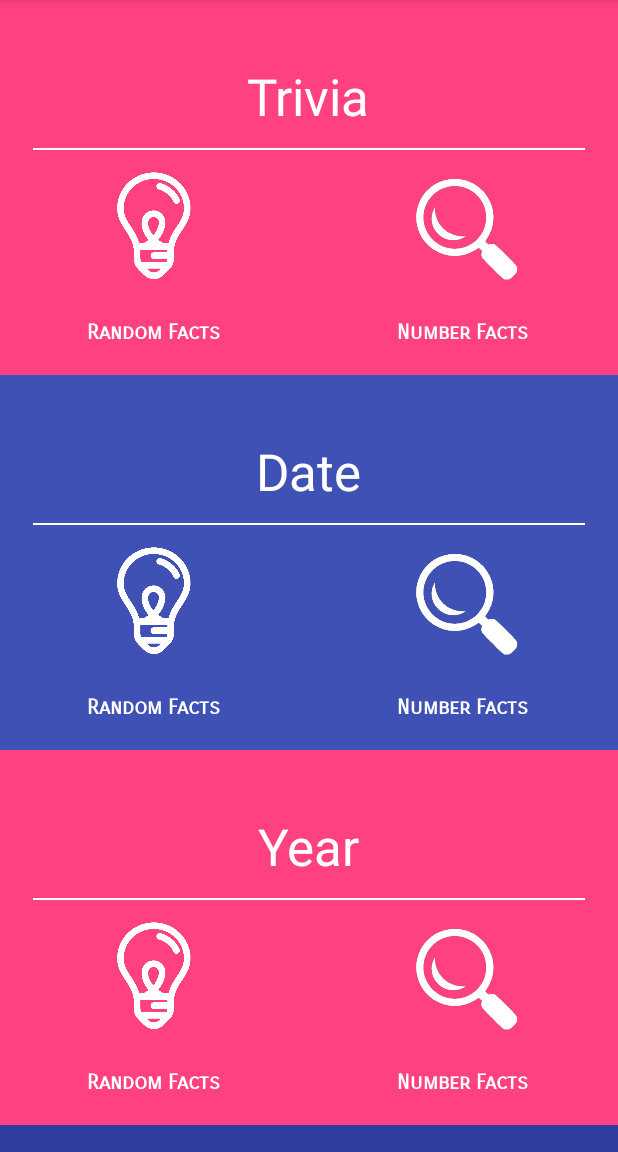
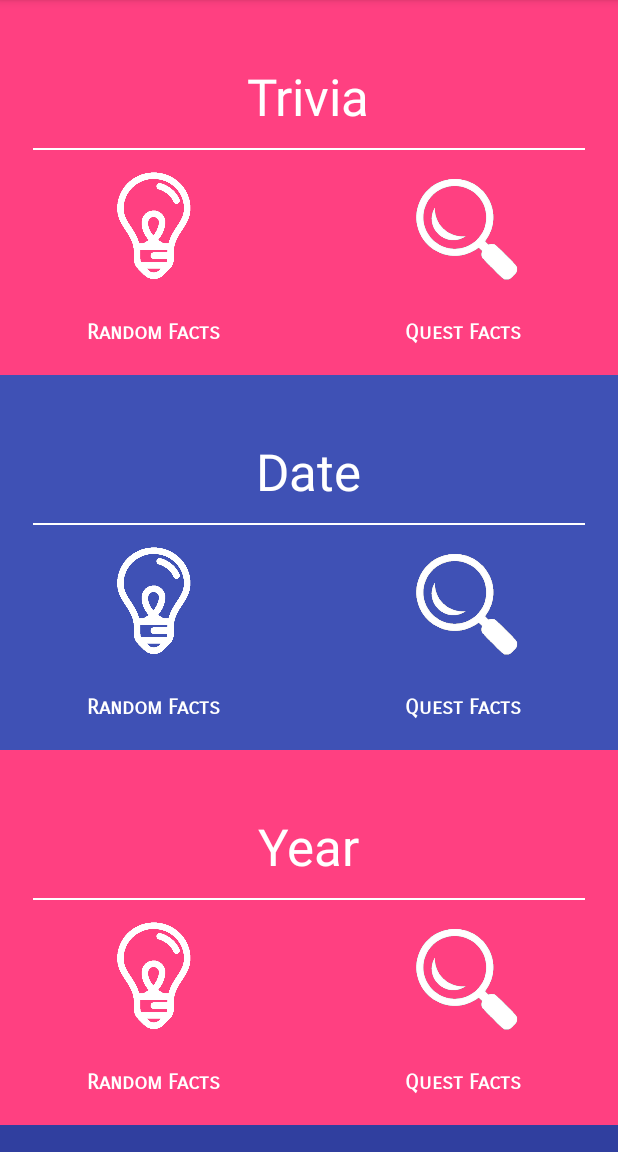
Before and after one commit to kamalakarrao/IncredibleFacts, an Android app: the screen it shows after launch (MainActivity), on a phone screen of 412 x 824 dp, the part 84-1236 px from its top. Run offline under Robolectric (Android 15) with nearby library versions, the phone set to English and light mode, and no system bars.

Commit message:
Changed Number facts to Quest facts

```diff
--- a/app/src/main/res/layout/activity_main.xml
+++ b/app/src/main/res/layout/activity_main.xml
@@ -97,12 +97,13 @@
 
 
                         <TextView
+                            android:id="@+id/textView4"
                             android:layout_width="wrap_content"
                             android:layout_height="0dp"
                             android:layout_margin="12dp"
                             android:layout_weight="1"
                             android:fontFamily="sans-serif-smallcaps"
-                            android:text="Number Facts"
+                            android:text="Quest Facts"
                             android:textColor="#ffffff"
                             android:textSize="14sp"
                             android:textStyle="bold" />
@@ -212,7 +213,7 @@
                             android:layout_weight="1"
                             android:fontFamily="sans-serif-smallcaps"
 
-                            android:text="Number Facts"
+                            android:text="Quest Facts"
                             android:textColor="#ffffff"
                             android:textSize="14sp"
                             android:textStyle="bold" />
@@ -322,7 +323,7 @@
                             android:layout_weight="1"
                             android:fontFamily="sans-serif-smallcaps"
 
-                            android:text="Number Facts"
+                            android:text="Quest Facts"
                             android:textColor="#ffffff"
                             android:textSize="14sp"
                             android:textStyle="bold" />
@@ -424,12 +425,13 @@
 
 
                         <TextView
+                            android:id="@+id/textView5"
                             android:layout_width="wrap_content"
                             android:layout_height="0dp"
                             android:layout_margin="12dp"
                             android:layout_weight="1"
                             android:fontFamily="sans-serif-smallcaps"
-                            android:text="Number Facts"
+                            android:text="Quest Facts"
                             android:textColor="#ffffff"
                             android:textSize="14sp"
                             android:textStyle="bold" />
```
